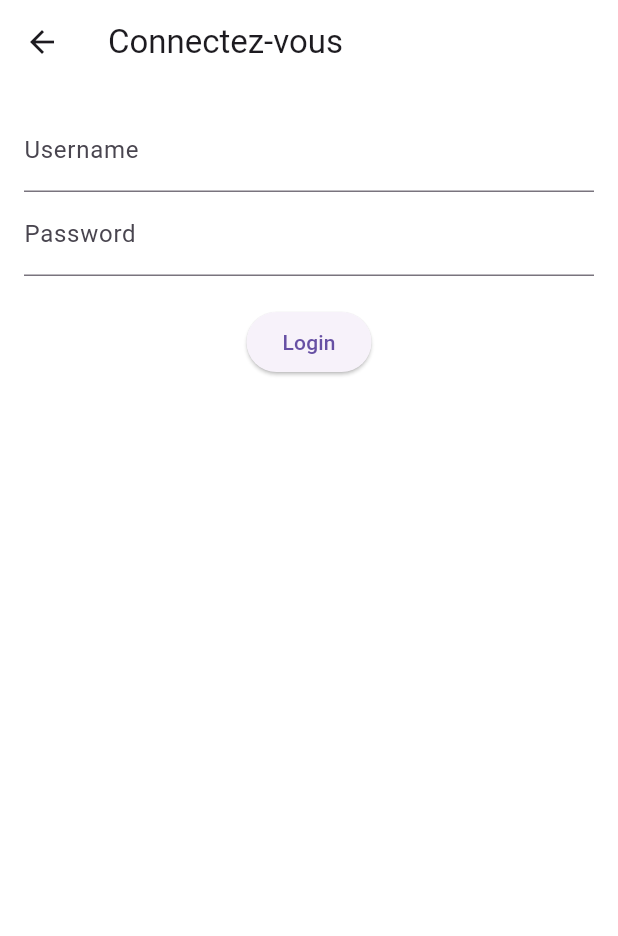
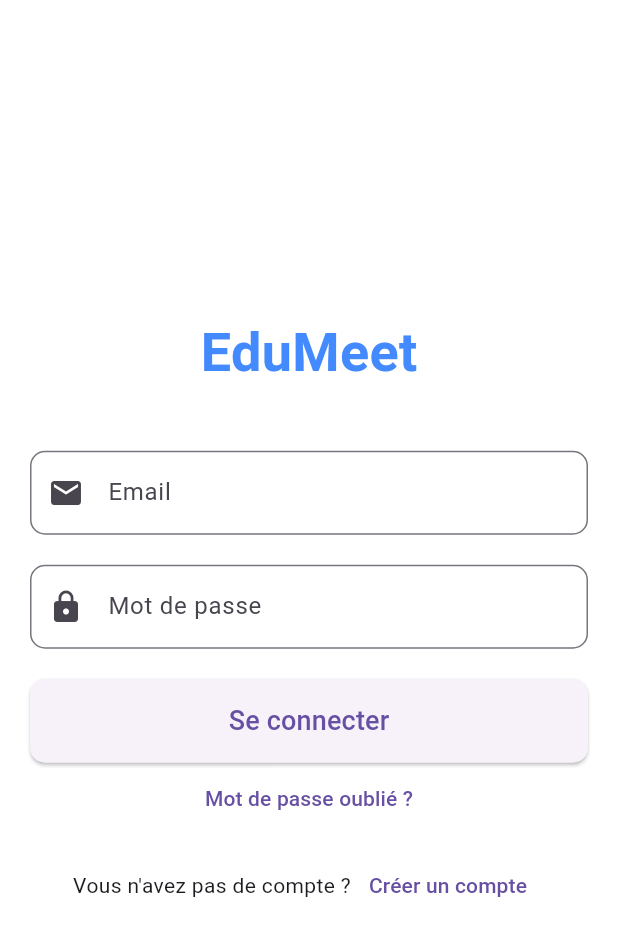
Before and after one commit to rafael-tdp/edumeet, a Flutter app: the LoginPage screen opened directly, on a phone screen of 412 x 824 dp. Shown: the top 936 px of the screen. Run offline on Flutter 3.47's test engine with Material 3 defaults, Android fonts, the phone set to English and light mode, and no system bars; our stand-ins replace swipe_cards; network calls fail.

Commit message:
connexion du login front au back

```diff
--- a/client/lib/Screens/login_screen.dart
+++ b/client/lib/Screens/login_screen.dart
@@ -1,36 +1,43 @@
-import 'dart:convert';
 import 'package:flutter/material.dart';
-import 'package:http/http.dart' as http;
+import 'package:client/core/services/auth_services.dart';
+import 'package:client/core/models/auth/login.dart';
+import 'package:client/core/models/response.dart';
 
 class LoginPage extends StatefulWidget {
+  const LoginPage({super.key});
+
   @override
   _LoginPageState createState() => _LoginPageState();
 }
 
 class _LoginPageState extends State<LoginPage> {
-  final TextEditingController _usernameController = TextEditingController();
-  final TextEditingController _passwordController = TextEditingController();
-  String message = '';
+  final _emailController = TextEditingController();
+  final _passwordController = TextEditingController();
+  final _formKey = GlobalKey<FormState>();
+  bool _isLoading = false;
+  String? _errorMessage;
 
-  Future<void> login() async {
-    final response = await http.post(
-      Uri.parse('http://localhost:8080/login'),
-      headers: <String, String>{
-        'Content-Type': 'application/json',
-      },
-      body: jsonEncode(<String, String>{
-        'username': _usernameController.text,
-        'password': _passwordController.text,
-      }),
-    );
+  Future<void> _login() async {
+    setState(() {
+      _isLoading = true;
+      _errorMessage = null;
+    });
 
-    if (response.statusCode == 200) {
+    try {
+      LoginRequest loginRequest = LoginRequest(
+        email: _emailController.text,
+        password: _passwordController.text,
+      );
+      ResponseRequest response = await AuthServices.login(loginRequest);
+      // Handle successful login (e.g., navigate to another screen)
+      print('Login successful: ${response.message}');
+    } catch (error) {
       setState(() {
-        message = 'Login successful';
+        _errorMessage = error.toString();
       });
-    } else {
+    } finally {
       setState(() {
-        message = 'Login failed';
+        _isLoading = false;
       });
     }
   }
@@ -38,34 +45,131 @@ class _LoginPageState extends State<LoginPage> {
   @override
   Widget build(BuildContext context) {
     return Scaffold(
-      appBar: AppBar(
-        title: Text('Connectez-vous'),
-        backgroundColor: Colors.transparent,
-      ),
-      backgroundColor: Colors.transparent,
+      backgroundColor: Colors.white,
       body: Padding(
-        padding: const EdgeInsets.all(16.0),
-        child: Column(
-          children: <Widget>[
-            TextField(
-              controller: _usernameController,
-              decoration: InputDecoration(labelText: 'Username'),
+        padding: const EdgeInsets.all(20.0),
+        child: Center(
+          child: SingleChildScrollView(
+            child: Form(
+              key: _formKey,
+              child: Column(
+                mainAxisAlignment: MainAxisAlignment.center,
+                children: [
+                  const Text(
+                    'EduMeet',
+                    style: TextStyle(
+                      fontSize: 36.0,
+                      fontWeight: FontWeight.bold,
+                      color: Colors.blueAccent,
+                    ),
+                  ),
+                  const SizedBox(height: 40.0),
+                  TextFormField(
+                    controller: _emailController,
+                    keyboardType: TextInputType.emailAddress,
+                    decoration: InputDecoration(
+                      labelText: 'Email',
+                      border: OutlineInputBorder(
+                        borderRadius: BorderRadius.circular(10),
+                      ),
+                      prefixIcon: Icon(Icons.email),
+                    ),
+                    validator: (value) {
+                      if (value == null || value.isEmpty) {
+                        return 'Veuillez entrer votre adresse e-mail';
+                      }
+                      if (!RegExp(r'^[^@]+@[^@]+\.[^@]+').hasMatch(value)) {
+                        return 'Veuillez entrer une adresse e-mail valide';
+                      }
+                      return null;
+                    },
+                  ),
+                  SizedBox(height: 20.0),
+                  TextFormField(
+                    controller: _passwordController,
+                    obscureText: true,
+                    decoration: InputDecoration(
+                      labelText: 'Mot de passe',
+                      border: OutlineInputBorder(
+                        borderRadius: BorderRadius.circular(10),
+                      ),
+                      prefixIcon: const Icon(Icons.lock),
+                    ),
+                    validator: (value) {
+                      if (value == null || value.isEmpty) {
+                        return 'Veuillez entrer votre mot de passe';
+                      }
+                      if (value.length < 6) {
+                        return 'Le mot de passe doit comporter au moins 6 caractères';
+                      }
+                      return null;
+                    },
+                  ),
+                  const SizedBox(height: 20.0),
+                  SizedBox(
+                    width: double.infinity,
+                    child: ElevatedButton(
+                      onPressed: () async {
+                        if (_formKey.currentState?.validate() == true) {
+                          await _login();
+                        }
+                      },
+                      style: ElevatedButton.styleFrom(
+                        padding: const EdgeInsets.symmetric(vertical: 15.0),
+                        shape: RoundedRectangleBorder(
+                          borderRadius: BorderRadius.circular(10.0),
+                        ),
+                      ),
+                      child: _isLoading
+                          ? CircularProgressIndicator(
+                              valueColor: AlwaysStoppedAnimation<Color>(Colors.white),
+                            )
+                          : const Text(
+                              'Se connecter',
+                              style: TextStyle(fontSize: 18),
+                            ),
+                    ),
+                  ),
+                  if (_errorMessage != null)
+                    Padding(
+                      padding: const EdgeInsets.only(top: 20),
+                      child: Text(
+                        _errorMessage!,
+                        style: TextStyle(color: Colors.red),
+                      ),
+                    ),
+                  TextButton(
+                    onPressed: () {
+                      // Implement 'Forgot Password' functionality
+                    },
+                    child: const Text('Mot de passe oublié ?'),
+                  ),
+                  const SizedBox(height: 10.0),
+                  Row(
+                    mainAxisAlignment: MainAxisAlignment.center,
+                    children: [
+                      const Text("Vous n'avez pas de compte ?"),
+                      TextButton(
+                        onPressed: () {
+                          // Navigate to signup page
+                        },
+                        child: Text('Créer un compte'),
+                      ),
+                    ],
+                  ),
+                ],
+              ),
             ),
-            TextField(
-              controller: _passwordController,
-              decoration: InputDecoration(labelText: 'Password'),
-              obscureText: true,
-            ),
-            SizedBox(height: 20),
-            ElevatedButton(
-              onPressed: login,
-              child: Text('Login'),
-            ),
-            SizedBox(height: 20),
-            Text(message),
-          ],
+          ),
         ),
       ),
     );
   }
+
+  @override
+  void dispose() {
+    _emailController.dispose();
+    _passwordController.dispose();
+    super.dispose();
+  }
 }
--- a/client/lib/Screens/profile_screen.dart
+++ b/client/lib/Screens/profile_screen.dart
@@ -1,3 +1,4 @@
+import 'package:client/Screens/login_screen.dart';
 import 'package:client/utils/colors.dart';
 import 'package:flutter/material.dart';
 import 'package:client/components/profile_button.dart';
@@ -91,7 +92,10 @@ class ProfilePage extends StatelessWidget {
                     text: 'Se déconnecter',
                     backgroundColor: Colors.redAccent,
                     onPressed: () {
-                      // todo: Action to logout
+                      Navigator.push(
+                        context,
+                        MaterialPageRoute(builder: (context) => LoginPage()),
+                      );
                     },
                   ),
                 ],
```
